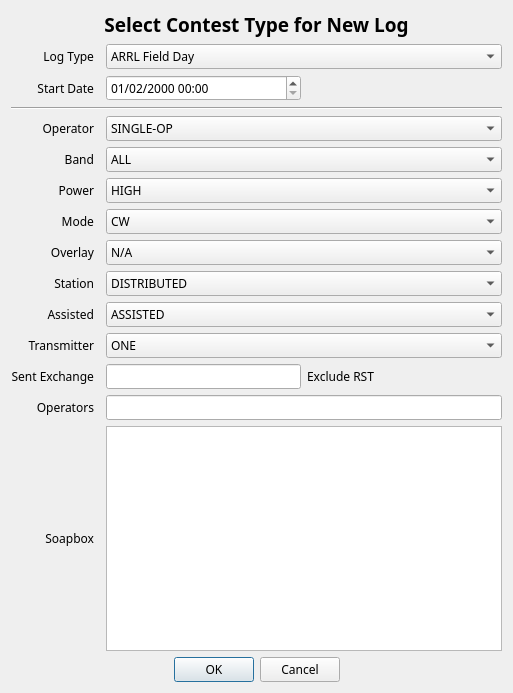
This is not1mm/data/new_contest.ui in mbridak/not1mm as Qt 5 draws it before an edit. The edited form follows.
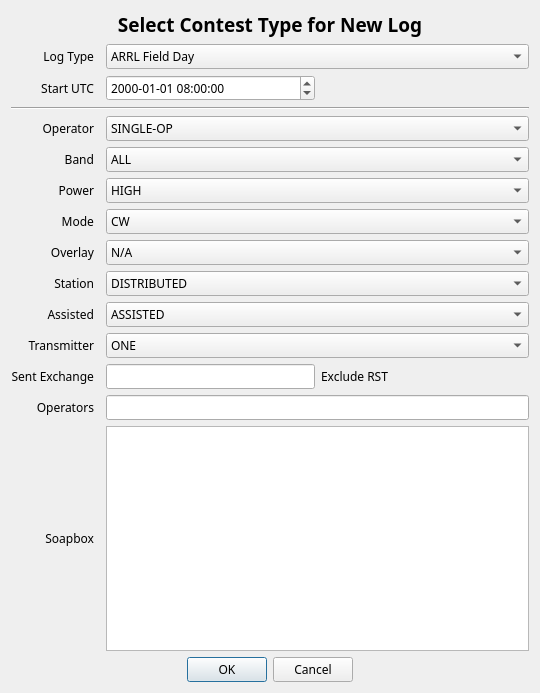
This is the edited form.

What changed in the file:
```diff
--- a/not1mm/data/new_contest.ui
+++ b/not1mm/data/new_contest.ui
@@ -6,7 +6,7 @@
    <rect>
     <x>0</x>
     <y>0</y>
-    <width>513</width>
+    <width>540</width>
     <height>693</height>
    </rect>
   </property>
@@ -45,7 +45,7 @@
    <item row="2" column="0">
     <widget class="QLabel" name="label_3">
      <property name="text">
-      <string>Start Date</string>
+      <string>Start UTC</string>
      </property>
      <property name="alignment">
       <set>Qt::AlignRight|Qt::AlignTrailing|Qt::AlignVCenter</set>
@@ -181,15 +181,12 @@
    </item>
    <item row="2" column="2">
     <widget class="QDateTimeEdit" name="dateTimeEdit">
-     <property name="dateTime">
-      <datetime>
-       <hour>0</hour>
+     <property name="time">
+      <time>
+       <hour>8</hour>
        <minute>0</minute>
-       <second>3</second>
-       <year>2000</year>
-       <month>1</month>
-       <day>2</day>
-      </datetime>
+       <second>0</second>
+      </time>
      </property>
      <property name="maximumDateTime">
       <datetime>
@@ -202,7 +199,7 @@
       </datetime>
      </property>
      <property name="displayFormat">
-      <string>MM/dd/yyyy HH:mm</string>
+      <string>yyyy-MM-dd HH:mm:ss</string>
      </property>
      <property name="timeSpec">
       <enum>Qt::UTC</enum>
```
Left out of the diff: 27 changed lines with no effect on the pictures.
